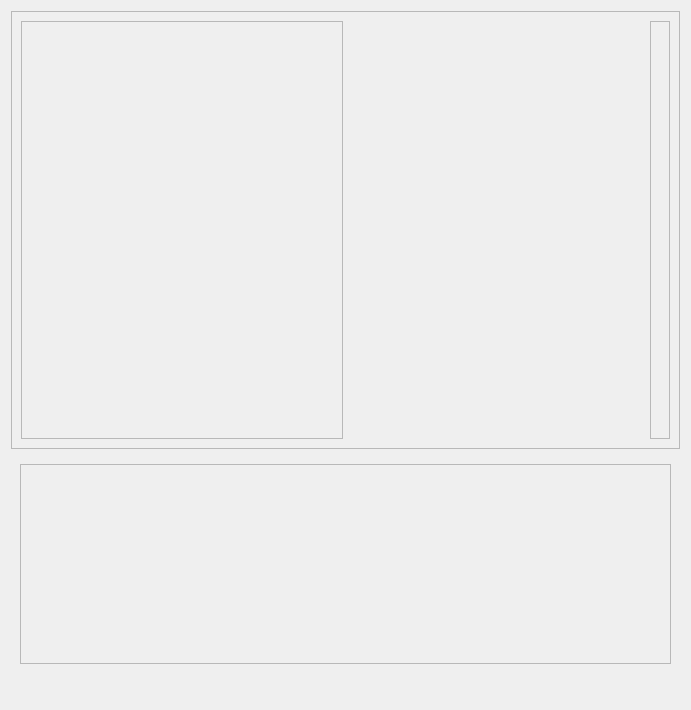
Qt form source/modules/image_widget/ImageWidget.ui (josefkoller/ambient_image_processor) before a commit.
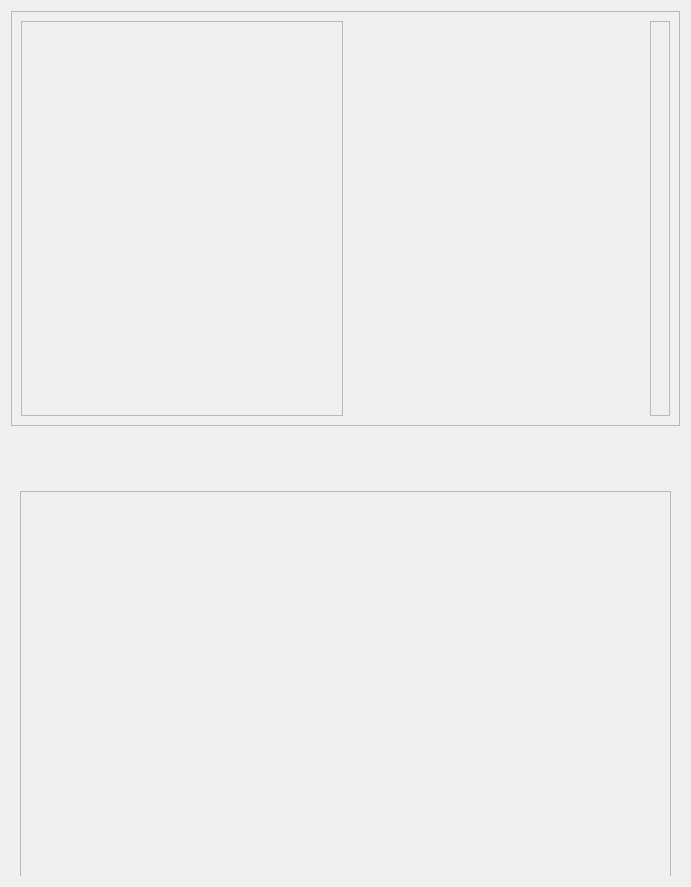
The same form after that commit.

Commit message: save image with overlays features and line profile

Diff of the .ui file:
```diff
--- a/source/modules/image_widget/ImageWidget.ui
+++ b/source/modules/image_widget/ImageWidget.ui
@@ -7,7 +7,7 @@
     <x>0</x>
     <y>0</y>
     <width>691</width>
-    <height>710</height>
+    <height>887</height>
    </rect>
   </property>
   <property name="windowTitle">
@@ -37,7 +37,7 @@
         <x>0</x>
         <y>0</y>
         <width>671</width>
-        <height>440</height>
+        <height>417</height>
        </rect>
       </property>
       <layout class="QHBoxLayout" name="horizontalLayout_6">
@@ -81,13 +81,13 @@
         <property name="minimumSize">
          <size>
           <width>0</width>
-          <height>200</height>
+          <height>400</height>
          </size>
         </property>
         <property name="maximumSize">
          <size>
           <width>16777215</width>
-          <height>200</height>
+          <height>300</height>
          </size>
         </property>
         <property name="widgetResizable">
@@ -99,7 +99,7 @@
            <x>0</x>
            <y>0</y>
            <width>653</width>
-           <height>198</height>
+           <height>398</height>
           </rect>
          </property>
          <layout class="QVBoxLayout" name="verticalLayout_10">
```
The commit also changes 6 other files.
